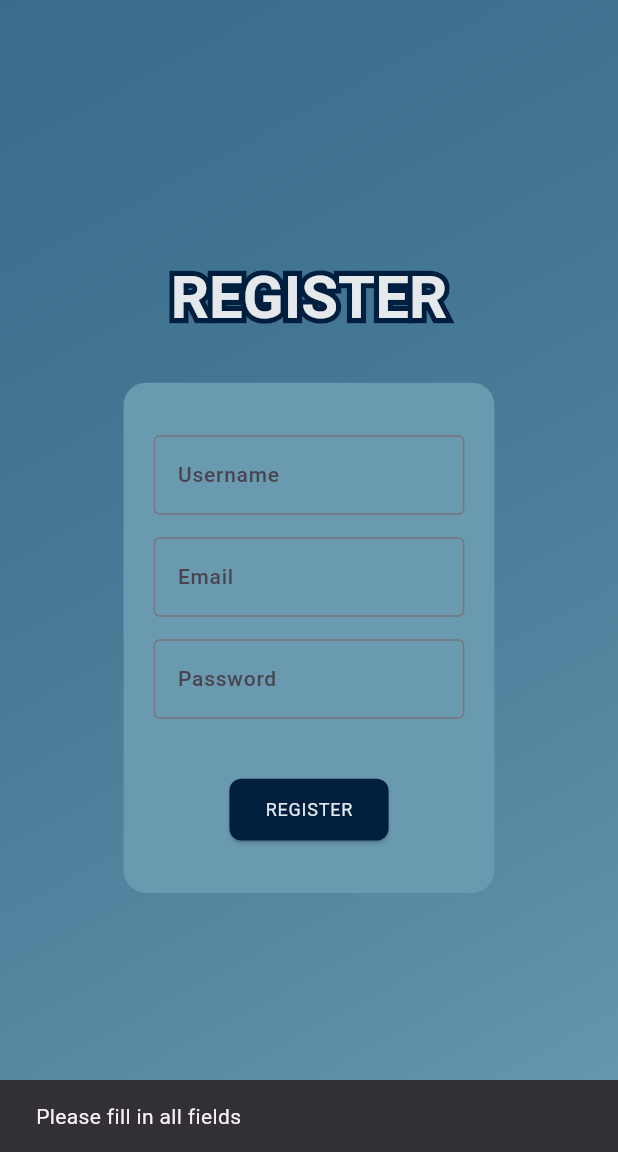
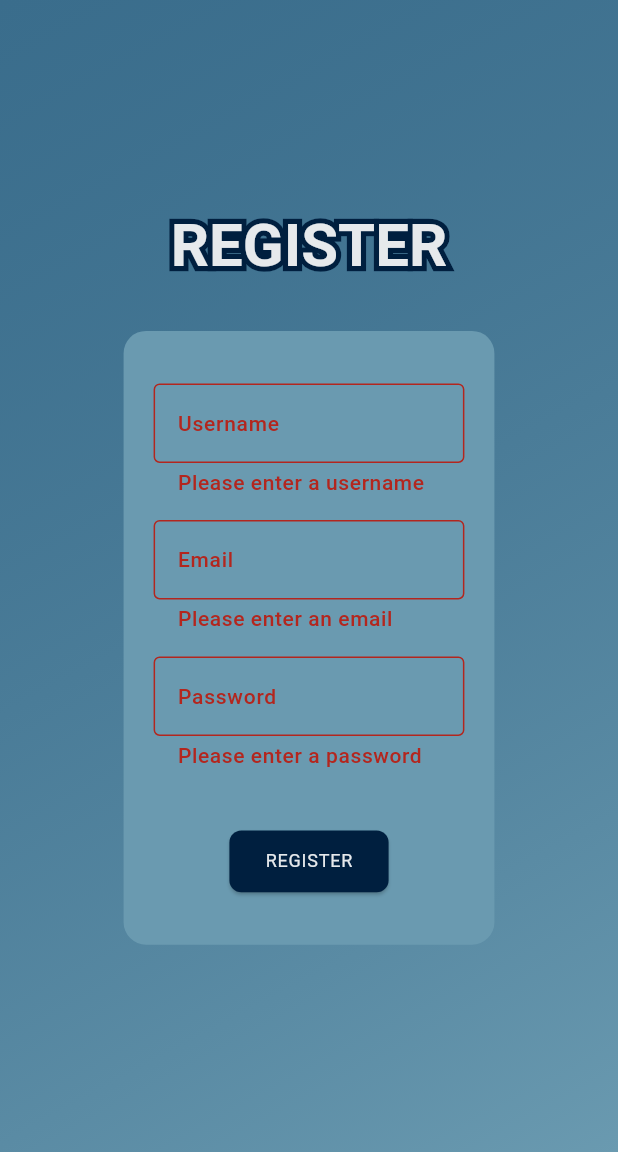
Before and after one commit to namaelsan/stronger, a Flutter app: the RegisterPage screen opened directly, after a tap on "REGISTER", on a phone screen of 412 x 824 dp, the part 84-1236 px from its top. Run offline on Flutter 3.47's test engine with Material 3 defaults, Android fonts, the phone set to English and light mode, and no system bars; our stand-ins replace shared_preferences; accounts and stored records are empty.

```diff
--- a/lib/register.dart
+++ b/lib/register.dart
@@ -148,35 +148,63 @@
                     child: Column(
                       mainAxisAlignment: MainAxisAlignment.start,
                       children: [
-                        TextField(
+                        TextFormField(
                           controller: _usernameController,
                           decoration: InputDecoration(
                             labelText: "Username",
                             alignLabelWithHint: true,
                           ),
+                          validator: (value) {
+                            if (value == null || value.isEmpty) {
+                              return "Please enter a username";
+                            }
+                            return null;
+                          },
                         ),
                         SizedBox(height: 15),
-                        TextField(
+                        TextFormField(
                           controller: _emailController,
                           decoration: InputDecoration(
                             labelText: "Email",
                             alignLabelWithHint: true,
                           ),
+                          validator: (value) {
+                            if (value == null || value.isEmpty) {
+                              return "Please enter an email";
+                            }
+                            final emailRegex = RegExp(
+                              r'^[a-zA-Z0-9._%+-]+@[a-zA-Z0-9.-]+\.[a-zA-Z]{2,}$',
+                            );
+                            if (!emailRegex.hasMatch(value)) {
+                              return "Please enter a valid email address";
+                            }
+                            return null;
+                          },
                         ),
                         SizedBox(height: 15),
-                        TextField(
+                        TextFormField(
                           controller: _passwordController,
                           obscureText: true,
                           decoration: InputDecoration(
                             labelText: "Password",
                             alignLabelWithHint: true,
                           ),
+                          validator: (value) {
+                            if (value == null || value.isEmpty) {
+                              return "Please enter a password";
+                            }
+                            return null;
+                          },
                         ),
                         SizedBox(height: 40),
                         Container(
                           height: screenSize.height * 0.05,
                           child: ElevatedButton(
-                            onPressed: _register,
+                            onPressed: () {
+                              if (_formKey.currentState!.validate()) {
+                                _register();
+                              }
+                            },
                             child: Text(
                               "REGISTER",
                               style: Theme.of(context).textTheme.labelMedium,
```
